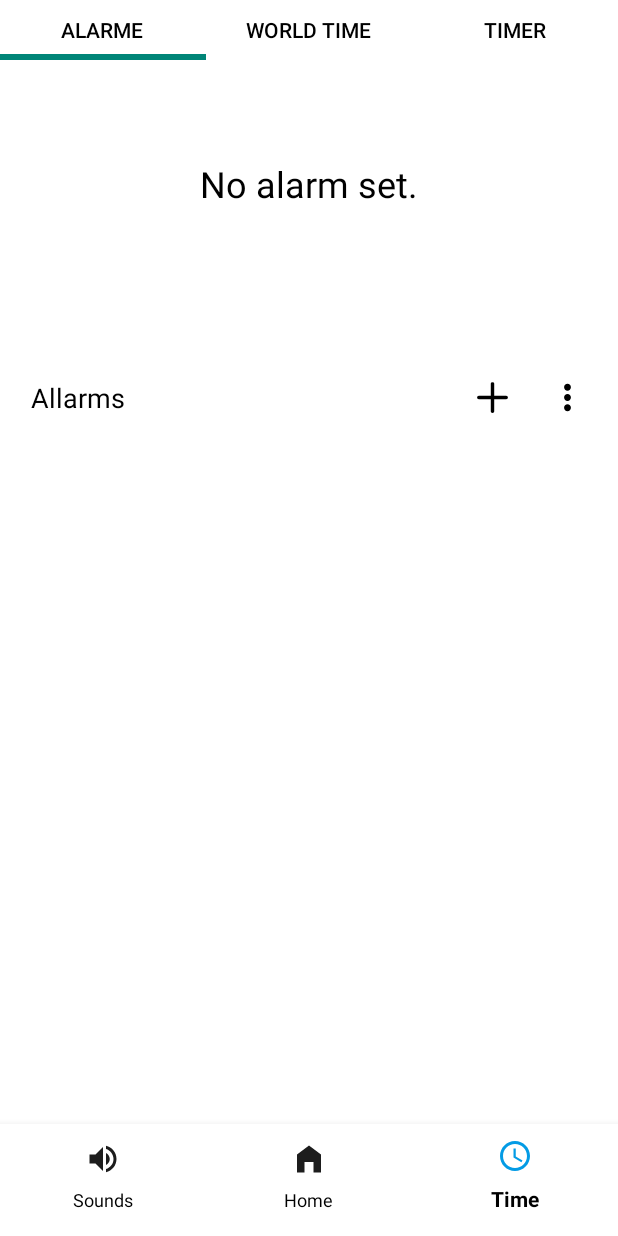
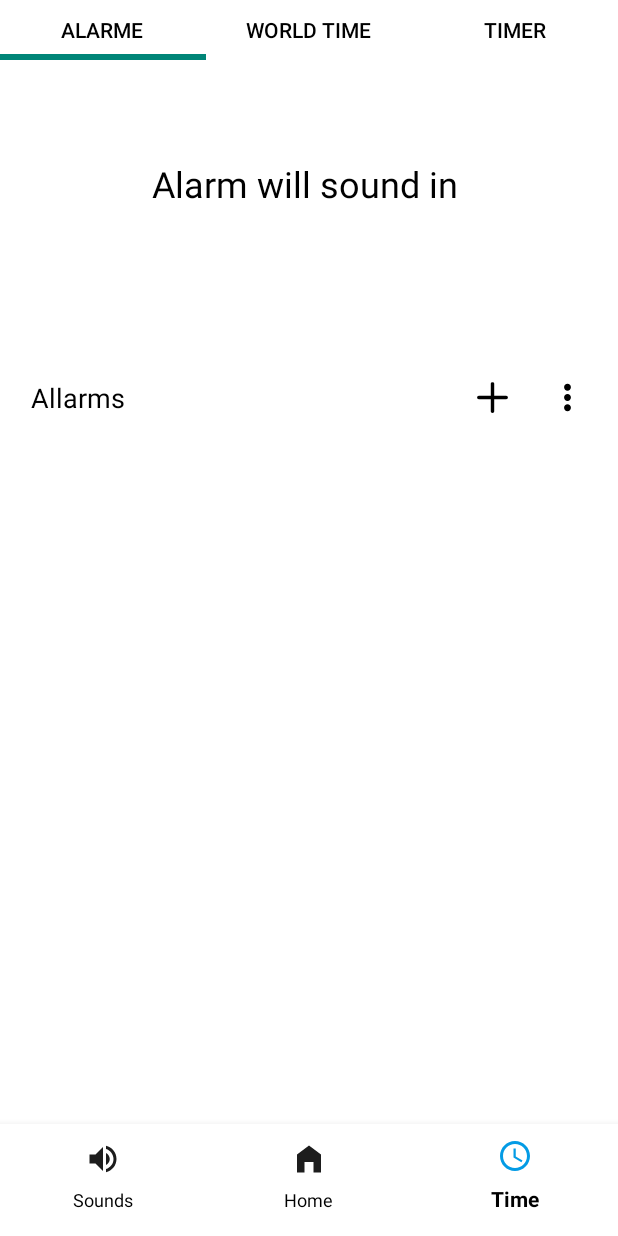
Before and after one commit to Sruf-y/Android-Project-Kotlin, an Android app built with Jetpack Compose: the screen it shows after launch (MainActivity), item 3 of the bottom bar chosen, on a phone screen of 412 x 824 dp. Run offline under Robolectric (Android 15) with nearby library versions, the phone set to English and light mode, and no system bars; 2 statements that could not run were skipped.

Commit message:
Stable build with compose and updating text

```diff
--- a/app/build.gradle.kts
+++ b/app/build.gradle.kts
@@ -55,6 +55,9 @@ dependencies {
 
     implementation("com.google.code.gson:gson:2.8.8")
     implementation("androidx.lifecycle:lifecycle-viewmodel-ktx:2.6.1")
+    implementation(libs.androidx.lifecycle.viewmodel.ktx)
+    implementation(libs.androidx.activity.ktx)
+    implementation(libs.androidx.fragment.ktx)
     testImplementation(libs.junit)
     androidTestImplementation(libs.androidx.junit)
     androidTestImplementation(libs.androidx.espresso.core)
--- a/app/src/main/java/Classes_Ojects/AlarmViewModel.kt
+++ b/app/src/main/java/Classes_Ojects/Data_Classes.kt
@@ -1,6 +1,11 @@
 package Classes_Ojects
 
 
+import android.os.Handler
+import android.os.Looper
+import androidx.lifecycle.LiveData
+import androidx.lifecycle.MutableLiveData
+import androidx.lifecycle.ViewModel
 import java.io.Serializable
 import java.time.LocalDateTime
 
@@ -17,6 +22,38 @@ data class alarmViewModel(
 ) : Serializable
 
 
+class liveNextAlarm:ViewModel(){
+
+    private val _next_alarm = MutableLiveData<LocalDateTime>()
+
+    val next_alarm_in:LiveData<LocalDateTime>
+        get()=_next_alarm
+
+    fun updateAlarmTime(newtime:LocalDateTime){
+        _next_alarm.value=newtime
+    }
+
+    private val handler = Handler(Looper.getMainLooper())
+
+    private val runnable = object : Runnable {
+        override fun run() {
+            // Update the alarm time every second
+            _next_alarm.value = LocalDateTime.now()
+            handler.postDelayed(this, 1000)
+        }
+    }
+
+    init {
+        // Start the periodic updates
+        handler.post(runnable)
+    }
+
+    override fun onCleared() {
+        super.onCleared()
+        // Stop the Handler when the ViewModel is cleared
+        handler.removeCallbacks(runnable)
+    }
+}
 
 //<x x x x x x x x x x x...>
 //
--- a/app/src/main/java/Functions/Functions.kt
+++ b/app/src/main/java/Functions/Functions.kt
@@ -18,6 +18,8 @@ import androidx.compose.runtime.mutableStateOf
 import androidx.compose.runtime.remember
 import androidx.compose.runtime.setValue
 import androidx.compose.ui.Modifier
+import androidx.compose.ui.focus.FocusManager
+import androidx.compose.ui.platform.LocalFocusManager
 import androidx.compose.ui.platform.LocalSoftwareKeyboardController
 import androidx.compose.ui.text.input.ImeAction
 import androidx.compose.ui.unit.dp
@@ -28,6 +30,7 @@ fun HideKeyboard(){
     //val keyboardController= LocalSoftwareKeyboardController.current
     var text by remember { mutableStateOf("") }
     val keyboardController = LocalSoftwareKeyboardController.current
+    val focusmanager = LocalFocusManager.current
 
     Column(
         modifier = Modifier
@@ -44,6 +47,7 @@ fun HideKeyboard(){
                 onDone = {
                     // Hide the keyboard when the "Done" action is performed
                     keyboardController?.hide()
+                    focusmanager.clearFocus()
                 }
             ),
             modifier = Modifier.fillMaxWidth()
--- a/app/src/main/java/com/example/composepls/alarme.kt
+++ b/app/src/main/java/com/example/composepls/alarme.kt
@@ -3,6 +3,7 @@ package com.example.composepls
 import Adaptors.CustomRecyclerView
 import Adaptors.alarmAdapter
 import Classes_Ojects.alarmViewModel
+import Classes_Ojects.liveNextAlarm
 import android.content.Context
 import android.content.Intent
 import android.content.SharedPreferences
@@ -18,6 +19,8 @@ import androidx.activity.addCallback
 import androidx.appcompat.app.AppCompatActivity.MODE_PRIVATE
 import androidx.constraintlayout.widget.ConstraintLayout
 import androidx.coordinatorlayout.widget.CoordinatorLayout
+import androidx.fragment.app.viewModels
+import androidx.lifecycle.LiveData
 import androidx.recyclerview.widget.LinearLayoutManager
 import com.example.composepls.ora_am_or_pm
 import com.google.android.material.appbar.AppBarLayout
@@ -25,6 +28,7 @@ import com.google.android.material.checkbox.MaterialCheckBox
 import com.google.android.material.floatingactionbutton.FloatingActionButton
 import com.google.gson.Gson
 import com.google.gson.reflect.TypeToken
+import org.w3c.dom.Text
 import java.io.File
 import java.time.LocalDateTime
 import java.time.format.DateTimeFormatter
@@ -62,7 +66,7 @@ open class alarme : Fragment(R.layout.fragment_alarme), alarmAdapter.OnSwitchLis
     private lateinit var appbar: AppBarLayout
     private lateinit var coordinator: CoordinatorLayout
 
-
+    val livenextalarm:liveNextAlarm by viewModels()
 
 
 
@@ -104,10 +108,25 @@ open class alarme : Fragment(R.layout.fragment_alarme), alarmAdapter.OnSwitchLis
         recycleview.adapter?.notifyDataSetChanged()
 
         requireView().findViewById<MaterialCheckBox>(R.id.allcheck).isChecked=false
+
+        exactTimeofIt.text=""
         //defaults
 
 
+        //live data example here
+        livenextalarm.next_alarm_in.observe(viewLifecycleOwner){
+            alarmtime->
 
+            val timewhen=update_main_text(requireView())
+            val formated_time= NextAlarmTextSet(requireView(),timewhen)
+
+            nextAlarm.text=formated_time
+            val formatter = DateTimeFormatter.ofPattern("HH:mm\ndd/MM/yyyy")
+            val formattedDate = timewhen.format(formatter)
+
+            if(timewhen.isAfter(LocalDateTime.now()))
+                exactTimeofIt.text="${formattedDate}"
+        }
 
 
 
@@ -397,6 +416,18 @@ open class alarme : Fragment(R.layout.fragment_alarme), alarmAdapter.OnSwitchLis
 
         }
         alarmDataList[position].active=bol
+
+
+        // update the big text above
+        val timewhen=update_main_text(requireView())
+        val formated_time= NextAlarmTextSet(requireView(),timewhen)
+
+        nextAlarm.text=formated_time
+        val formatter = DateTimeFormatter.ofPattern("HH:mm\ndd/MM/yyyy")
+        val formattedDate = timewhen.format(formatter)
+
+        if(timewhen.isAfter(LocalDateTime.now()))
+            exactTimeofIt.text="${formattedDate}"
     }
 
 
@@ -440,9 +471,6 @@ open class alarme : Fragment(R.layout.fragment_alarme), alarmAdapter.OnSwitchLis
 
 
 
-
-
-
         // restores the state of the recyclerview and the collapsing appbar
         recycleview.layoutManager?.onRestoreInstanceState(recycleState)
         appbar.post {
@@ -463,7 +491,9 @@ open class alarme : Fragment(R.layout.fragment_alarme), alarmAdapter.OnSwitchLis
 
 
         //set the time for main text
+
         update_main_text(requireView())
+
 
 
 
@@ -516,6 +546,7 @@ open class alarme : Fragment(R.layout.fragment_alarme), alarmAdapter.OnSwitchLis
                         newAllarm.SoundTime
                     )
                 )
+                saveAsJson(requireContext(),"alarm_list", alarmDataList)
             } else // s-a editat o alarma
             {
                 if (editingAlarm >= 0) {
@@ -550,35 +581,22 @@ fun setAllarms(){
 
 }
 
-fun update_main_text(view:View){
-    val nextAlarm:TextView=view.findViewById(R.id.nextAllarm)
-    val right_now:LocalDateTime= LocalDateTime.now()
-    var incoming_alarm_in =right_now.plusDays(365)
-    val minitextview:TextView=view.findViewById(R.id.whatexacttime)
-
-    // this refreshes allarms's next sound
-    var setTextPlease: Int = 0
-    if (alarmDataList.size > 0)
 
 
+fun NextAlarmTextSet(view:View,incoming_alarm_in:LocalDateTime):String{
+    val nextalarm:TextView = view.findViewById(R.id.nextAllarm)
+    val minitextview:TextView=view.findViewById(R.id.whatexacttime)
+    val right_now=LocalDateTime.now()
+    var setTextPlease=1
 
-            for (i in alarmDataList.size-1 downTo 0) {
-                alarmDataList[i].SoundTime =
-                    assign_time(alarmDataList[i], alarmDataList[i].type[0] > 10, false)
+    if(LocalDateTime.now().isAfter(incoming_alarm_in))
+        setTextPlease=0
 
-                Log.i("MYTAG", "Alarm ${i}: ${alarmDataList[i].SoundTime}")
+    var endtext:String="No alarm set."
 
-                if (alarmDataList[i].active && alarmDataList[i].SoundTime.isBefore(incoming_alarm_in)) {
-                    incoming_alarm_in = alarmDataList[i].SoundTime
-                    setTextPlease = 1
-                }
-            }
-
-
-    //up to here is the refresh
     if(setTextPlease==0)
     {
-        nextAlarm.text="No alarm set."
+
         minitextview.text=""
     }
     else
@@ -604,13 +622,49 @@ fun update_main_text(view:View){
         if(minutes>0){nextalarmtext+="$minutes minute";track++}
         if(minutes>1){nextalarmtext+="s"}
 
-        nextAlarm.text=nextalarmtext
+        nextalarm.text=nextalarmtext
+        endtext=nextalarmtext
 
-        val formatter = DateTimeFormatter.ofPattern("HH:mm\ndd/MM/yyyy")
-        val formattedDate = incoming_alarm_in.format(formatter)
 
-        minitextview.text="${formattedDate}"
+
+
     }
+    return endtext
+}
+
+fun update_main_text(view:View):LocalDateTime{
+    val nextAlarm:TextView=view.findViewById(R.id.nextAllarm)
+    val right_now:LocalDateTime= LocalDateTime.now()
+    var incoming_alarm_in =right_now.minusDays(1)
+    val minitextview:TextView=view.findViewById(R.id.whatexacttime)
+
+    var nrOfPorniteAlarme=0
+
+    // this refreshes allarms's next sound
+    if (alarmDataList.size > 0) {
+        incoming_alarm_in =right_now.plusDays(365)
+        for (i in alarmDataList.size - 1 downTo 0) {
+            alarmDataList[i].SoundTime =
+                assign_time(alarmDataList[i], alarmDataList[i].type[0] > 10, false)
+
+            Log.i("MYTAG", "Alarm ${i}: ${alarmDataList[i].SoundTime}")
+
+            if (alarmDataList[i].active && alarmDataList[i].SoundTime.isBefore(incoming_alarm_in)) {
+                incoming_alarm_in = alarmDataList[i].SoundTime
+                nrOfPorniteAlarme+=1
+            }
+        }
+    }
+    if(nrOfPorniteAlarme==0)
+    {
+        incoming_alarm_in=LocalDateTime.now()
+    }
+
+
+    //from here on out is the simple setting of the text
+    NextAlarmTextSet(view,incoming_alarm_in)
+
+    return incoming_alarm_in
 
 }
 
--- a/app/src/main/res/layout/activity_alarm.xml
+++ b/app/src/main/res/layout/activity_alarm.xml
@@ -44,7 +44,7 @@
 
     <view
         android:id="@+id/floatingActionButton"
-        class="com.example.myapplication2.AccessibleExpandingFAB"
+        class="com.example.composepls.AccessibleExpandingFAB"
         android:layout_width="100dp"
         android:layout_height="100dp"
         android:clickable="true"
--- a/gradle/libs.versions.toml
+++ b/gradle/libs.versions.toml
@@ -11,6 +11,9 @@ composeBom = "2024.04.01"
 constraintlayout = "2.2.1"
 appcompat = "1.7.0"
 material = "1.12.0"
+lifecycleViewmodelKtx = "2.9.0-alpha11"
+activityKtx = "1.10.1"
+fragmentKtx = "1.8.6"
 
 [libraries]
 androidx-core-ktx = { group = "androidx.core", name = "core-ktx", version.ref = "coreKtx" }
@@ -30,6 +33,9 @@ androidx-material3 = { group = "androidx.compose.material3", name = "material3"
 androidx-constraintlayout = { group = "androidx.constraintlayout", name = "constraintlayout", version.ref = "constraintlayout" }
 androidx-appcompat = { group = "androidx.appcompat", name = "appcompat", version.ref = "appcompat" }
 material = { group = "com.google.android.material", name = "material", version.ref = "material" }
+androidx-lifecycle-viewmodel-ktx = { group = "androidx.lifecycle", name = "lifecycle-viewmodel-ktx", version.ref = "lifecycleViewmodelKtx" }
+androidx-activity-ktx = { group = "androidx.activity", name = "activity-ktx", version.ref = "activityKtx" }
+androidx-fragment-ktx = { group = "androidx.fragment", name = "fragment-ktx", version.ref = "fragmentKtx" }
 
 [plugins]
 android-application = { id = "com.android.application", version.ref = "agp" }
```
Also changed, not shown: app/src/main/java/com/example/composepls/addAlarmActivity.kt (+13 -1 lines).
